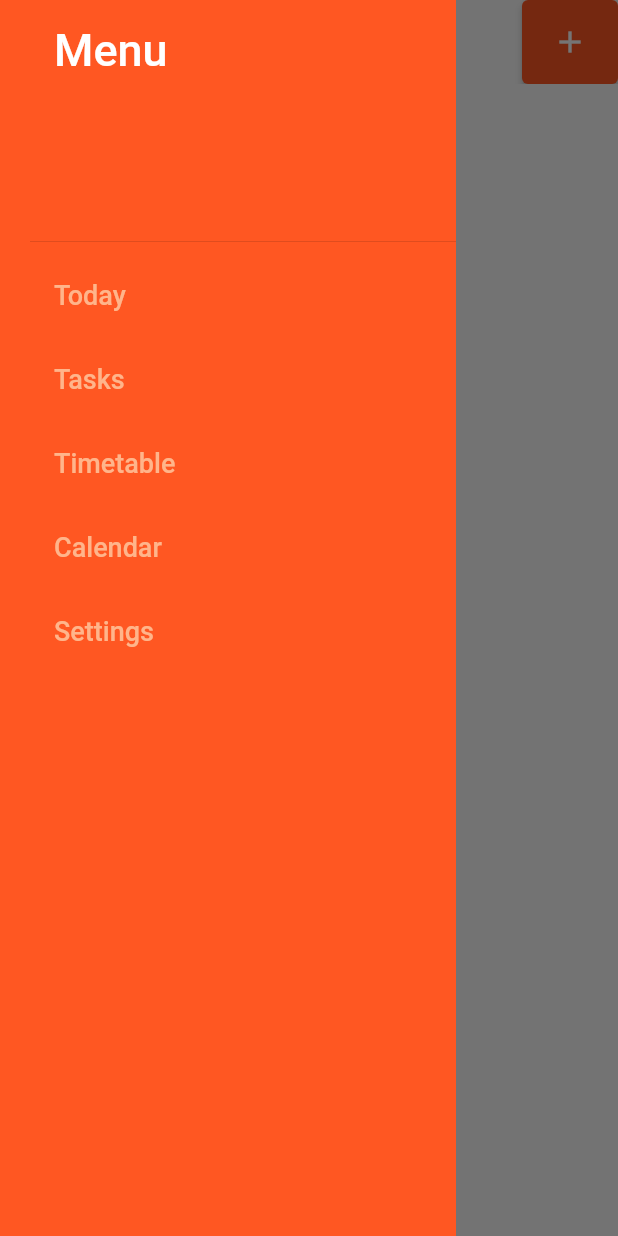
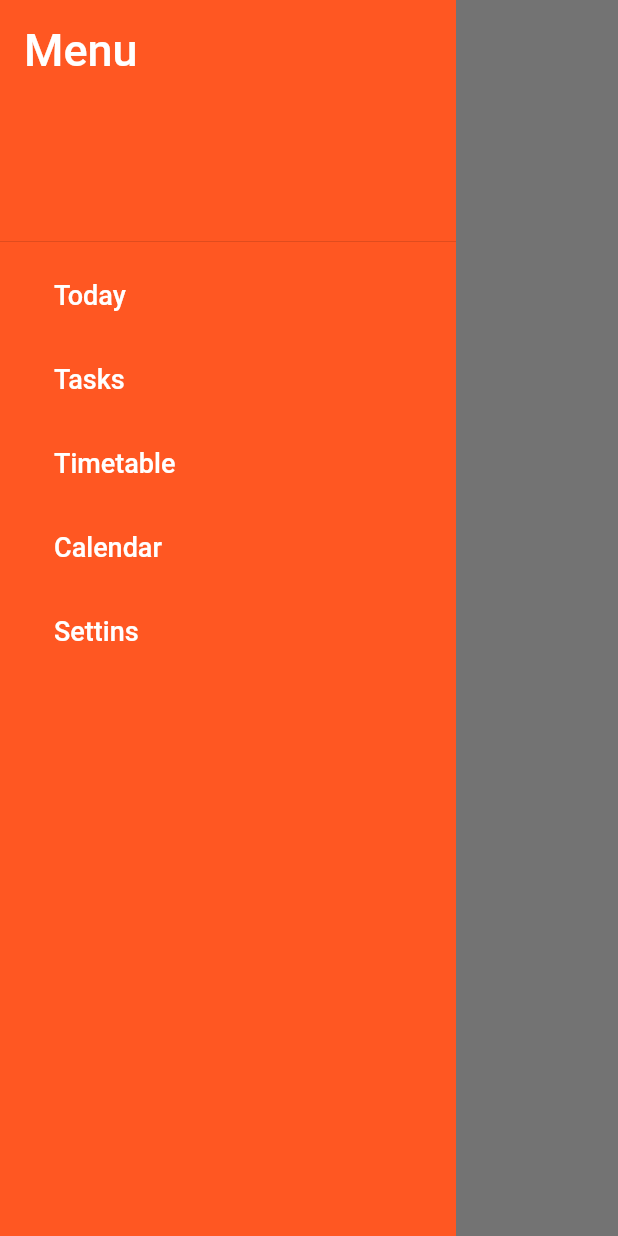
Before and after one commit to carameeapele/buzzer, a Flutter app: the screen it shows once a user with an empty profile is signed in, with the side drawer open, on a phone screen of 412 x 824 dp. Run offline on Flutter 3.47's test engine with Material 2 defaults, Android fonts, the phone set to English and light mode, and no system bars; our stand-ins replace firebase_auth, firebase_core, loading_animation_widget, shared_preferences; accounts and stored records are empty.

Commit message:
reusable app bar and menu drawer

```diff
--- /dev/null
+++ b/lib/components/app_bar_widget.dart
@@ -0,0 +1,33 @@
+import 'package:flutter/material.dart';
+
+class AppBarWidget extends StatelessWidget implements PreferredSizeWidget {
+  final String title;
+  const AppBarWidget({
+    Key? key,
+    required this.title,
+  }) : super(key: key);
+
+  @override
+  Size get preferredSize => const Size.fromHeight(60.0);
+
+  @override
+  Widget build(BuildContext context) {
+    return AppBar(
+      elevation: 0.0,
+      backgroundColor: Colors.transparent,
+      iconTheme: const IconThemeData(
+        color: Colors.black,
+      ),
+      title: Text(
+        title,
+        style: const TextStyle(
+          color: Colors.black,
+          fontFamily: 'Roboto',
+          fontSize: 25.0,
+          fontWeight: FontWeight.w900,
+        ),
+      ),
+      //actions: <Widget>[],
+    );
+  }
+}
--- /dev/null
+++ b/lib/components/menu_drawer.dart
@@ -0,0 +1,126 @@
+import 'package:buzzer/main.dart';
+import 'package:buzzer/screens/home/calendar.dart';
+import 'package:buzzer/screens/home/home.dart';
+import 'package:buzzer/screens/home/settings.dart';
+import 'package:buzzer/screens/home/tasks.dart';
+import 'package:buzzer/screens/home/timetable.dart';
+import 'package:flutter/material.dart';
+
+class MenuDrawer extends StatelessWidget {
+  const MenuDrawer({Key? key}) : super(key: key);
+
+  @override
+  Widget build(BuildContext context) {
+    return Drawer(
+      elevation: 0.0,
+      child: Material(
+        color: Colors.deepOrange,
+        child: ListView(
+          children: <Widget>[
+            const DrawerHeader(
+              child: Text(
+                'Menu',
+                style: TextStyle(
+                  fontSize: 30.0,
+                  fontFamily: 'Roboto',
+                  color: Colors.white,
+                ),
+              ),
+            ),
+            Container(
+              padding: const EdgeInsets.symmetric(horizontal: 20.0),
+              child: Column(
+                children: [
+                  buildMenuItem(
+                    text: 'Today',
+                    onClicked: () => selectedItem(context, 'today'),
+                  ),
+                  buildMenuItem(
+                    text: 'Tasks',
+                    onClicked: () => selectedItem(context, 'tasks'),
+                  ),
+                  buildMenuItem(
+                    text: 'Timetable',
+                    onClicked: () => selectedItem(context, 'timetable'),
+                  ),
+                  buildMenuItem(
+                    text: 'Calendar',
+                    onClicked: () => selectedItem(context, 'calendar'),
+                  ),
+                  buildMenuItem(
+                    text: 'Settins',
+                    onClicked: () => selectedItem(context, 'settings'),
+                  ),
+                ],
+              ),
+            ),
+          ],
+        ),
+      ),
+    );
+  }
+}
+
+// Widget buidHeader({
+//   required String image,
+//   required String name,
+//   required String email,
+//   required VoidCallback onClicked,
+// }) =>
+//     InkWell(
+//       onTap: onClicked,
+//       child: Container(
+//         child: Row(),
+//       ),
+//     );
+
+Widget buildMenuItem({
+  required String text,
+  VoidCallback? onClicked,
+}) {
+  return ListTile(
+    title: Text(
+      text,
+      style: const TextStyle(
+        color: Colors.white,
+        fontWeight: FontWeight.w500,
+        fontSize: 18.0,
+        fontFamily: 'Roboto',
+      ),
+    ),
+    hoverColor: BuzzerColors.lightOrange,
+    onTap: onClicked,
+  );
+}
+
+void selectedItem(BuildContext context, String path) {
+  Navigator.of(context).pop();
+
+  switch (path) {
+    case 'today':
+      Navigator.of(context).push(MaterialPageRoute(
+        builder: (context) => const Home(),
+      ));
+      break;
+    case 'tasks':
+      Navigator.of(context).push(MaterialPageRoute(
+        builder: (context) => const TasksScreen(),
+      ));
+      break;
+    case 'timetable':
+      Navigator.of(context).push(MaterialPageRoute(
+        builder: (context) => const TimetableScreen(),
+      ));
+      break;
+    case 'calendar':
+      Navigator.of(context).push(MaterialPageRoute(
+        builder: (context) => const CalendarScreen(),
+      ));
+      break;
+    case 'settings':
+      Navigator.of(context).push(MaterialPageRoute(
+        builder: (context) => const SettingsScreen(),
+      ));
+      break;
+  }
+}
--- a/lib/components/menu_list_tile.dart
+++ /dev/null
@@ -1,9 +0,0 @@
-import 'package:buzzer/main.dart';
-import 'package:flutter/material.dart';
-
-TextStyle menuListTile = TextStyle(
-  color: BuzzerColors.lightOrange,
-  fontWeight: FontWeight.w500,
-  fontSize: 18.0,
-  fontFamily: 'Roboto',
-);
--- a/lib/screens/home/home.dart
+++ b/lib/screens/home/home.dart
@@ -1,8 +1,6 @@
-import 'package:buzzer/components/menu_list_tile.dart';
-import 'package:buzzer/main.dart';
-import 'package:buzzer/models/movie.dart';
+import 'package:buzzer/components/app_bar_widget.dart';
+import 'package:buzzer/components/menu_drawer.dart';
 import 'package:flutter/material.dart';
-import 'package:http/http.dart' as http;
 
 class Home extends StatefulWidget {
   const Home({Key? key}) : super(key: key);
@@ -23,94 +21,10 @@ class _HomeState extends State<Home> {
   Widget build(BuildContext context) {
     return Scaffold(
       extendBodyBehindAppBar: true,
-      appBar: AppBar(
-        iconTheme: const IconThemeData(
-          color: Colors.black,
-        ),
-        title: const Text(
-          'Today',
-          style: TextStyle(
-            color: Colors.black,
-            fontFamily: 'Roboto',
-            fontSize: 25.0,
-            fontWeight: FontWeight.w900,
-          ),
-        ),
-        backgroundColor: Colors.transparent,
-        elevation: 0.0,
-        actions: <Widget>[
-          ElevatedButton(
-            onPressed: () {},
-            style: ElevatedButton.styleFrom(
-              primary: Colors.deepOrange,
-              padding: const EdgeInsets.all(6.0),
-            ),
-            child: const Icon(
-              Icons.add,
-              color: Colors.white,
-            ),
-          ),
-        ],
+      appBar: const AppBarWidget(
+        title: 'Today',
       ),
-      drawer: Drawer(
-        elevation: 0.0,
-        backgroundColor: Colors.deepOrange,
-        child: ListView(
-          padding: const EdgeInsets.only(left: 20.0),
-          children: <Widget>[
-            const DrawerHeader(
-              child: Text(
-                'Menu',
-                style: TextStyle(
-                  fontSize: 30.0,
-                  fontFamily: 'Roboto',
-                  color: Colors.white,
-                ),
-              ),
-            ),
-            ListTile(
-              selected: true,
-              selectedColor: Colors.white,
-              title: Text(
-                'Today',
-                style: menuListTile,
-              ),
-              onTap: () {
-                Navigator.pop(context);
-              },
-            ),
-            ListTile(
-              selected: false,
-              title: Text(
-                'Tasks',
-                style: menuListTile,
-              ),
-              onTap: () {},
-            ),
-            ListTile(
-              title: Text(
-                'Timetable',
-                style: menuListTile,
-              ),
-              onTap: () {},
-            ),
-            ListTile(
-              title: Text(
-                'Calendar',
-                style: menuListTile,
-              ),
-              onTap: () {},
-            ),
-            ListTile(
-              title: Text(
-                'Settings',
-                style: menuListTile,
-              ),
-              onTap: () {},
-            ),
-          ],
-        ),
-      ),
+      drawer: const MenuDrawer(),
       body: Column(
         mainAxisAlignment: MainAxisAlignment.center,
         crossAxisAlignment: CrossAxisAlignment.stretch,
```
Also changed, not shown: lib/components/wide_button.dart (deleted, +0 -39 lines), lib/screens/home/calendar.dart (added, +21 -0 lines), lib/screens/home/settings.dart (added, +23 -0 lines), lib/screens/home/tasks.dart (added, +23 -0 lines), lib/screens/home/timetable.dart (added, +23 -0 lines).
